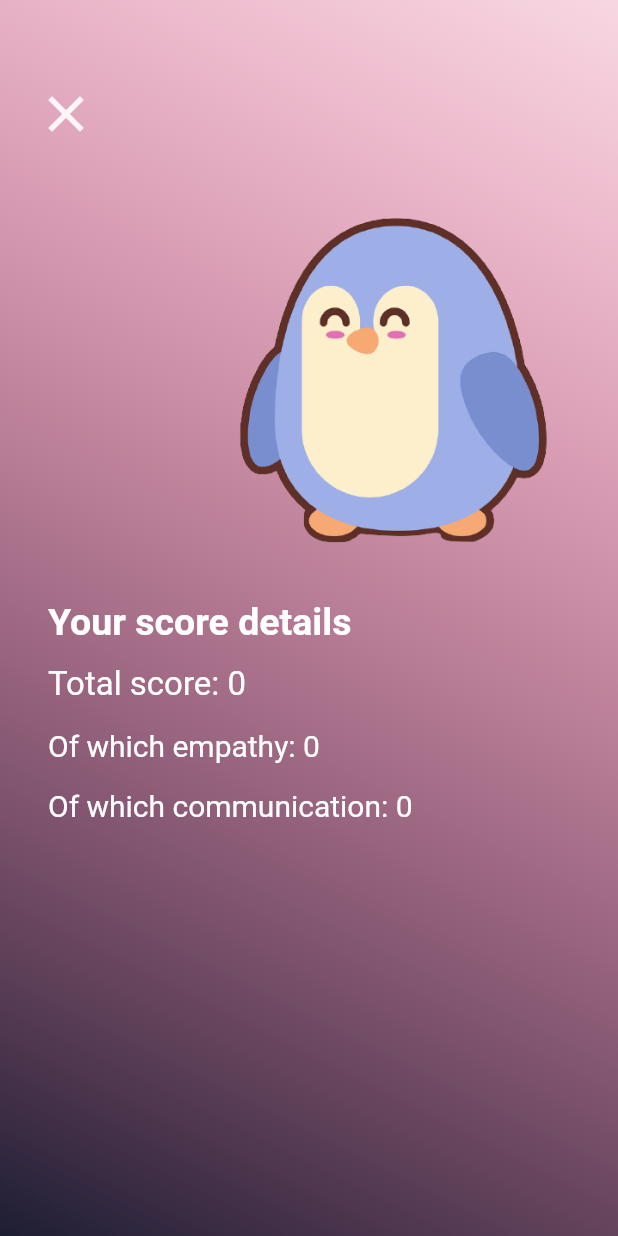
After one commit to marliessophie/eq_ed, a Flutter app: the HomeScreen screen opened by its route, after a tap on "Score Details", on a phone screen of 412 x 824 dp. The commit adds this screen. Run offline on Flutter 3.47's test engine with Material 2 defaults, Android fonts, the light colour scheme and no system bars; our stand-ins replace cloud_firestore, firebase_auth, firebase_core, flutter_signin_button, font_awesome_flutter, google_sign_in and 1 more; accounts and stored records are empty.

Commit message:
Added ScoreDetailScreen for user. Needs updating on icon.

```diff
--- a/lib/components/design_components/character_widget.dart
+++ b/lib/components/design_components/character_widget.dart
@@ -28,7 +28,7 @@ class CharacterWidget extends StatelessWidget {
                 width: 0.9 * screenWidth,
                 decoration: BoxDecoration(
                     gradient: LinearGradient(
-                  colors: kGradientColors,
+                  colors: kGradientColorsEQed,
                   begin: Alignment.topRight,
                   end: Alignment.bottomLeft,
                 )),
--- /dev/null
+++ b/lib/components/design_components/icon_content.dart
@@ -0,0 +1,29 @@
+import 'package:flutter/material.dart';
+import '../../constants.dart';
+
+class IconContent extends StatelessWidget {
+  IconContent({required this.icon, required this.label});
+
+  final IconData icon;
+  final String label;
+
+  @override
+  Widget build(BuildContext context) {
+    return Column(
+      mainAxisAlignment: MainAxisAlignment.center,
+      children: <Widget>[
+        Icon(
+          icon,
+          size: 80.0,
+        ),
+        SizedBox(
+          height: 15.0,
+        ),
+        Text(
+          label,
+          style: kLabelTextStyle,
+        )
+      ],
+    );
+  }
+}
--- a/lib/components/game_navigation_components/navigate.dart
+++ b/lib/components/game_navigation_components/navigate.dart
@@ -4,6 +4,7 @@ import 'package:eq_ed/screens/game_flow/feedback_screen.dart';
 import 'package:eq_ed/screens/game_flow/played_scenarios_screen.dart';
 import 'package:eq_ed/screens/game_flow/scenario_screen.dart';
 import 'package:eq_ed/screens/home_flow/info_details_screen.dart';
+import 'package:eq_ed/screens/home_flow/score_details_screen.dart';
 import 'package:eq_ed/screens/login_flow/email_login_screen.dart';
 import 'package:eq_ed/screens/home_flow/home_screen.dart';
 import 'package:eq_ed/screens/home_flow/info_screen.dart';
@@ -27,5 +28,6 @@ class Navigate {
     InfoDetailsScreen.id: (context) => InfoDetailsScreen(),
     VerifyScreen.id: (context) => VerifyScreen(),
     PasswordResetScreen.id: (context) => PasswordResetScreen(),
+    ScoreDetailsScreen.id: (context) => ScoreDetailsScreen(),
   };
 }
--- a/lib/constants.dart
+++ b/lib/constants.dart
@@ -13,7 +13,8 @@ const kAccentTransparent = Color(0x29E91E63);
 const kSecondaryAccentColor = Color(0xFF7B1FA2);
 const kActiveCardColour = Color(0x1A1D1E33);
 const kInactiveCardColour = Colors.white;
-final List<Color> kGradientColors = [kLightColor, kAppBarColor];
+final List<Color> kGradientColorsEQed = [kLightColor, kAppBarColor];
+final List<Color> kGradientColorsScore = [kAccentTransparent, kAppBarColor];
 
 // text styles
 const kLabelTextStyle = TextStyle(
--- a/lib/screens/home_flow/home_screen.dart
+++ b/lib/screens/home_flow/home_screen.dart
@@ -1,13 +1,16 @@
 import 'package:cloud_firestore/cloud_firestore.dart';
 import 'package:eq_ed/components/design_components/alert.dart';
 import 'package:eq_ed/components/design_components/animated_image.dart';
+import 'package:eq_ed/components/design_components/icon_content.dart';
 import 'package:eq_ed/components/design_components/reusable_card.dart';
 import 'package:eq_ed/components/game_navigation_components/scorer.dart';
 import 'package:eq_ed/constants.dart';
 import 'package:eq_ed/screens/game_flow/scenario_screen.dart';
+import 'package:eq_ed/screens/home_flow/score_details_screen.dart';
 import 'package:eq_ed/screens/home_flow/welcome_screen.dart';
 import 'package:flutter/material.dart';
 import 'package:firebase_auth/firebase_auth.dart';
+import 'package:font_awesome_flutter/font_awesome_flutter.dart';
 
 // TODO: build separate screen for score details (possibly benchmark against analytics)
 
@@ -78,7 +81,6 @@ class _HomeScreenState extends State<HomeScreen> {
                   return route.settings.name == WelcomeScreen.id;
                 });
               };
-              // TODO: adjust this per iOS or android OS
               UserAlert.showMessageTwoButtons(
                   context,
                   'Logout',
@@ -125,16 +127,43 @@ class _HomeScreenState extends State<HomeScreen> {
                     mainAxisAlignment: MainAxisAlignment.center,
                     crossAxisAlignment: CrossAxisAlignment.stretch,
                     children: <Widget>[
-                      Expanded(
-                        child: Text('Your score: $score ice cubes',
-                            style: kNormalTextStyle),
-                      ),
-                      SizedBox(
-                        height: 10.0,
-                      ),
-                      Expanded(
-                        child:
-                            Text('Your level: $level', style: kNormalTextStyle),
+                      Row(
+                        children: [
+                          Expanded(
+                            child: Column(
+                              children: [
+                                Text(
+                                  'Your score: $score ice cubes',
+                                  style: kNormalTextStyle.copyWith(
+                                    fontSize: 21.0,
+                                  ),
+                                ),
+                                SizedBox(
+                                  height: 20.0,
+                                ),
+                                Text(
+                                  'Your level: $level',
+                                  style: kNormalTextStyle.copyWith(
+                                    fontSize: 21.0,
+                                  ),
+                                ),
+                              ],
+                            ),
+                          ),
+                          Expanded(
+                            child: ReusableCard(
+                              onPress: () {
+                                Navigator.pushNamed(
+                                    context, ScoreDetailsScreen.id);
+                              },
+                              colour: kSecondaryColor,
+                              cardChild: IconContent(
+                                icon: FontAwesomeIcons.search,
+                                label: 'Score Details',
+                              ),
+                            ),
+                          ),
+                        ],
                       ),
                       SizedBox(
                         height: 70.0,
--- a/lib/screens/home_flow/info_details_screen.dart
+++ b/lib/screens/home_flow/info_details_screen.dart
@@ -22,7 +22,7 @@ class _InfoDetailsScreenState extends State<InfoDetailsScreen> {
             child: DecoratedBox(
               decoration: BoxDecoration(
                 gradient: LinearGradient(
-                  colors: kGradientColors,
+                  colors: kGradientColorsEQed,
                   begin: Alignment.topRight,
                   end: Alignment.bottomLeft,
                 ),
--- /dev/null
+++ b/lib/screens/home_flow/score_details_screen.dart
@@ -0,0 +1,161 @@
+import 'package:cloud_firestore/cloud_firestore.dart';
+import 'package:eq_ed/components/game_navigation_components/scorer.dart';
+import 'package:firebase_auth/firebase_auth.dart';
+import 'package:flutter/material.dart';
+
+import '../../constants.dart';
+
+class ScoreDetailsScreen extends StatefulWidget {
+  static var id = 'score_details_screen';
+
+  @override
+  _ScoreDetailsScreenState createState() => _ScoreDetailsScreenState();
+}
+
+class _ScoreDetailsScreenState extends State<ScoreDetailsScreen> {
+  @override
+  Widget build(BuildContext context) {
+    final screenHeight = MediaQuery.of(context).size.height;
+    final _auth = FirebaseAuth.instance;
+    final _firestore = FirebaseFirestore.instance;
+    late User loggedInUser;
+    int score = 0;
+    int empathyScore = 0;
+    int communicationScore = 0;
+    String level = 'ice queen';
+
+    void getCurrentUser() async {
+      try {
+        final user = await _auth.currentUser;
+        if (user != null) {
+          loggedInUser = user;
+          print(loggedInUser.uid);
+          _firestore
+              .collection('user_data')
+              .doc(loggedInUser.uid)
+              .get()
+              .then((DocumentSnapshot value) {
+            if (value.exists) {
+              print('success');
+              setState(() {
+                empathyScore = value['empathy_score'].toInt();
+                communicationScore = value['communication_score'].toInt();
+                score = empathyScore + communicationScore;
+                level = Scorer.getLevel(
+                    score); // TODO: outsource this logic to server
+              });
+            }
+          });
+        }
+      } catch (e) {
+        print(e);
+      }
+    }
+
+    @override
+    void initState() {
+      super.initState();
+      getCurrentUser();
+    }
+
+    return Scaffold(
+      body: Stack(
+        fit: StackFit.expand,
+        children: <Widget>[
+          Hero(
+            tag: "background-EQ'ed",
+            child: DecoratedBox(
+              decoration: BoxDecoration(
+                gradient: LinearGradient(
+                  colors: kGradientColorsScore,
+                  begin: Alignment.topRight,
+                  end: Alignment.bottomLeft,
+                ),
+              ),
+            ),
+          ),
+          SingleChildScrollView(
+            child: Column(
+              crossAxisAlignment: CrossAxisAlignment.start,
+              children: <Widget>[
+                SizedBox(height: 40),
+                Padding(
+                  padding: const EdgeInsets.only(top: 8.0, left: 16),
+                  child: IconButton(
+                    iconSize: 40,
+                    icon: Icon(Icons.close),
+                    color: Colors.white.withOpacity(0.9),
+                    onPressed: () {
+                      Navigator.pop(context);
+                    },
+                  ),
+                ),
+                Align(
+                  alignment: Alignment.topRight,
+                  child: Hero(
+                      tag: "image-EQ'ed",
+                      child: Image.asset('images/penguin2.png',
+                          height: screenHeight * 0.35)),
+                ),
+                Padding(
+                  padding:
+                      const EdgeInsets.symmetric(horizontal: 32.0, vertical: 8),
+                  child: Hero(
+                    tag: "name-EQ'ed",
+                    child: Material(
+                      color: Colors.transparent,
+                      child: Container(
+                        child: Text(
+                          'Your score details',
+                          style: kLabelTextStyle.copyWith(
+                            fontSize: 25.0,
+                            color: Colors.white,
+                            fontWeight: FontWeight.bold,
+                          ),
+                        ),
+                      ),
+                    ),
+                  ),
+                ),
+                Padding(
+                  padding: const EdgeInsets.fromLTRB(32, 0, 8, 32),
+                  child: Column(
+                    crossAxisAlignment: CrossAxisAlignment.start,
+                    children: [
+                      Text(
+                        "Total score: $score",
+                        style: kLabelTextStyle.copyWith(
+                          fontSize: 22.0,
+                          color: Colors.white,
+                          height: 1.5,
+                        ),
+                      ),
+                      SizedBox(height: 10.0),
+                      Text(
+                        "Of which empathy: $empathyScore",
+                        style: kLabelTextStyle.copyWith(
+                          fontSize: 20.0,
+                          color: Colors.white,
+                          height: 1.5,
+                        ),
+                      ),
+                      SizedBox(height: 10.0),
+                      Text(
+                        "Of which communication: $communicationScore",
+                        style: kLabelTextStyle.copyWith(
+                          fontSize: 20.0,
+                          color: Colors.white,
+                          height: 1.5,
+                        ),
+                      ),
+                    ],
+                  ),
+                ),
+              ],
+            ),
+          ),
+        ],
+      ),
+    );
+  }
+}
--- a/pubspec.yaml
+++ b/pubspec.yaml
@@ -21,6 +21,7 @@ dependencies:
   cloud_firestore: ^2.2.2
   modal_progress_hud_nsn: ^0.1.0-nullsafety-1
   google_sign_in: ^5.0.4
+  font_awesome_flutter: ^9.1.0
 
 dev_dependencies:
   flutter_test:
```
Also changed, not shown: pubspec.lock.
